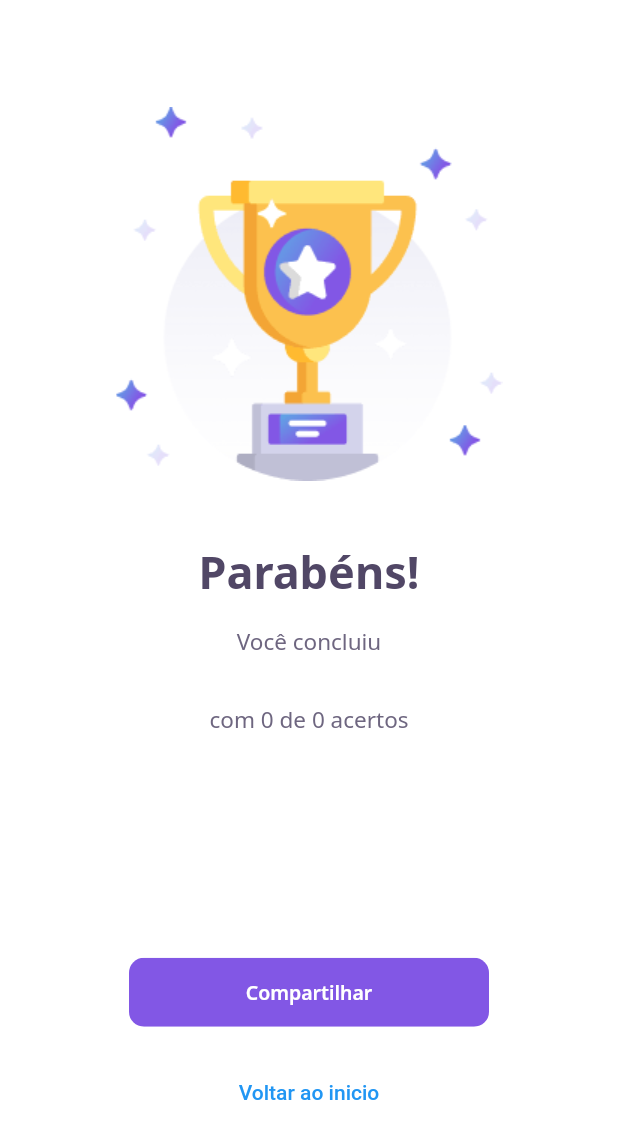
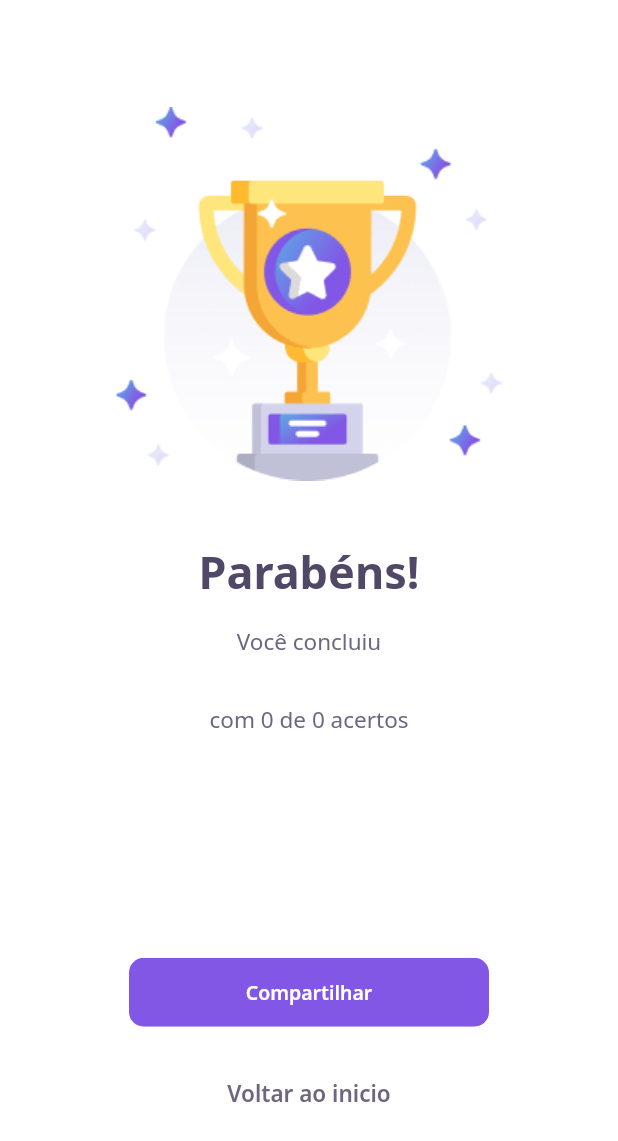
Before and after one commit to cleandersonlobo/flutter_dev_quiz, a Flutter app: the ResultPage screen opened directly with empty values, on a phone screen of 412 x 824 dp. Shown: the top 1141 px of the screen. Run offline on Flutter 3.47's test engine with Material 2 defaults, Android fonts, the phone set to English and light mode, and no system bars; our stand-ins replace google_fonts, share_plus; accounts and stored records are empty; network calls fail.

```diff
--- a/lib/core/app_images.dart
+++ b/lib/core/app_images.dart
@@ -7,6 +7,7 @@ class AppImages {
   static String get error => "assets/images/error.png";
   static String get trophy => "assets/images/trophy.png";
   static String get logo => "assets/images/logo.png";
+  static String get smallLogo => "assets/images/small_logo.png";
 
   static getImage(String name) {
     switch (name) {
--- a/lib/core/app_routes.dart
+++ b/lib/core/app_routes.dart
@@ -1,9 +1,11 @@
 import 'package:flutter/material.dart';
 import 'package:flutter_dev_quiz/screens/challenge/challenge_page.dart';
 import 'package:flutter_dev_quiz/screens/home/home_page.dart';
+import 'package:flutter_dev_quiz/screens/login/login_page.dart';
 import 'package:flutter_dev_quiz/screens/result/result_page.dart';
 import 'package:flutter_dev_quiz/screens/splash/splash_page.dart';
 import 'package:flutter_dev_quiz/shared/models/quiz_modal.dart';
+import 'package:flutter_dev_quiz/shared/models/user_model.dart';
 
 class RouteGenerator {
   static Route<dynamic> generateRoute(RouteSettings settings) {
@@ -12,8 +14,11 @@ class RouteGenerator {
     switch (settings.name) {
       case '/':
         return MaterialPageRoute(builder: (_) => SplashPage());
+      case '/login':
+        return MaterialPageRoute(builder: (_) => LoginPage());
       case '/home':
-        return MaterialPageRoute(builder: (_) => HomePage());
+        return MaterialPageRoute(
+            builder: (_) => HomePage(user: settings.arguments as UserModel));
       case '/challenge':
         final quiz = settings.arguments;
         if (quiz is QuizModel) {
--- a/lib/core/app_text_styles.dart
+++ b/lib/core/app_text_styles.dart
@@ -14,6 +14,18 @@ class AppTextStyles {
     color: AppColors.white,
     fontSize: 20,
     fontWeight: FontWeight.w600,
+  );
+
+  static final TextStyle label = GoogleFonts.notoSans(
+    color: AppColors.white,
+    fontSize: 14,
+    fontWeight: FontWeight.w600,
+  );
+
+  static final TextStyle placeholder = GoogleFonts.notoSans(
+    color: AppColors.lightGrey,
+    fontSize: 14,
+    fontWeight: FontWeight.w400,
   );
 
   static final TextStyle titleDark = GoogleFonts.notoSans(
@@ -87,6 +99,12 @@ class AppTextStyles {
     fontWeight: FontWeight.w600,
   );
 
+  static final TextStyle body15White = GoogleFonts.notoSans(
+    color: AppColors.white,
+    fontSize: 15,
+    fontWeight: FontWeight.w600,
+  );
+
   static final TextStyle bodyLightGrey20 = GoogleFonts.notoSans(
     color: AppColors.lightGrey,
     fontSize: 20,
--- a/lib/core/app_widget.dart
+++ b/lib/core/app_widget.dart
@@ -1,6 +1,6 @@
 import 'package:flutter/material.dart';
 import 'package:flutter_dev_quiz/core/app_routes.dart';
-//import 'package:flutter_dev_quiz/screens/challenge/challenge_page.dart';
+import 'package:flutter_dev_quiz/core/core.dart';
 
 class AppWidget extends StatelessWidget {
   @override
@@ -10,6 +10,12 @@ class AppWidget extends StatelessWidget {
       debugShowCheckedModeBanner: false,
       initialRoute: '/',
       onGenerateRoute: RouteGenerator.generateRoute,
+      theme: ThemeData(
+        primaryColor: AppColors.primary,
+        backgroundColor: AppColors.light,
+        appBarTheme: AppBarTheme(brightness: Brightness.dark),
+        visualDensity: VisualDensity.adaptivePlatformDensity,
+      ),
     );
   }
 }
--- a/lib/shared/widgets/button/button_widget.dart
+++ b/lib/shared/widgets/button/button_widget.dart
@@ -7,6 +7,7 @@ class ButtonWidget extends StatelessWidget {
   final String label;
   final String variant;
   final double maxWidth;
+  final bool animation;
   final bool isLoading;
   ButtonWidget({
     Key? key,
@@ -15,6 +16,7 @@ class ButtonWidget extends StatelessWidget {
     required this.variant,
     this.maxWidth = 164,
     this.isLoading = false,
+    this.animation = false,
   })  : assert(['primary', "secondary", "light", "dark"].contains(variant)),
         super(key: key);
 
@@ -26,6 +28,7 @@ class ButtonWidget extends StatelessWidget {
         this.onPress = onPress,
         this.label = label,
         this.isLoading = false,
+        this.animation = false,
         this.maxWidth = maxWidth;
 
   ButtonWidget.light(
@@ -36,6 +39,7 @@ class ButtonWidget extends StatelessWidget {
         this.onPress = onPress,
         this.label = label,
         this.isLoading = false,
+        this.animation = false,
         this.maxWidth = maxWidth;
 
   ButtonWidget.secondary({
@@ -45,6 +49,7 @@ class ButtonWidget extends StatelessWidget {
   })  : this.variant = 'secondary',
         this.onPress = onPress,
         this.label = label,
+        this.animation = false,
         this.isLoading = false,
         this.maxWidth = maxWidth;
 
@@ -113,6 +118,12 @@ class ButtonWidget extends StatelessWidget {
 
   @override
   Widget build(BuildContext context) {
+    if (!animation) {
+      return Material(
+        type: MaterialType.transparency,
+        child: _buttonWidget(),
+      );
+    }
     return Material(
       type: MaterialType.transparency,
       child: AnimatedSwitcher(
@@ -120,10 +131,8 @@ class ButtonWidget extends StatelessWidget {
         transitionBuilder: (Widget child, Animation<double> animation) {
           return FadeTransition(child: child, opacity: animation);
         },
-        child: Container(
-          key: ValueKey<bool>(isLoading),
-          child: isLoading ? _isLoadingWidget() : _buttonWidget(),
-        ),
+        key: ValueKey<bool>(isLoading),
+        child: isLoading ? _isLoadingWidget() : _buttonWidget(),
       ),
     );
   }
```
